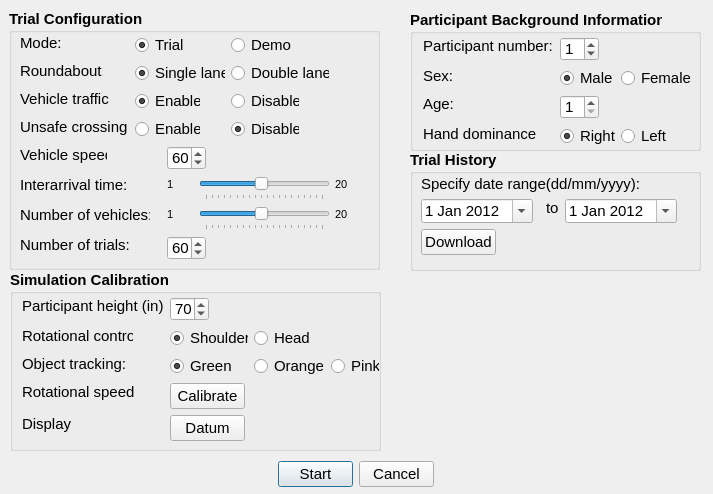
Old version of the form demographics.ui in the repository rkovessy/VeWalker.
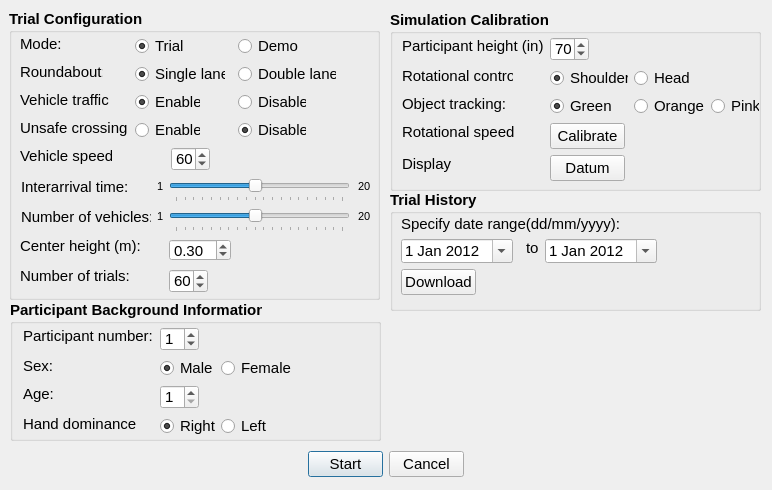
New version of the form.

Commit message: Can now set height of center median from demographics menu.

Diff of the .ui file:
```diff
--- a/demographics.ui
+++ b/demographics.ui
@@ -9,8 +9,8 @@
    <rect>
     <x>0</x>
     <y>0</y>
-    <width>713</width>
-    <height>494</height>
+    <width>772</width>
+    <height>490</height>
    </rect>
   </property>
   <property name="windowTitle">
@@ -22,7 +22,7 @@
      <x>9</x>
      <y>9</y>
      <width>371</width>
-     <height>261</height>
+     <height>291</height>
     </rect>
    </property>
    <property name="font">
@@ -38,8 +38,8 @@
    <widget class="QRadioButton" name="trafficdisable">
     <property name="geometry">
      <rect>
-      <x>222</x>
-      <y>81</y>
+      <x>229</x>
+      <y>82</y>
       <width>68</width>
       <height>22</height>
      </rect>
@@ -62,7 +62,7 @@
     <property name="geometry">
      <rect>
       <x>126</x>
-      <y>81</y>
+      <y>82</y>
       <width>65</width>
       <height>22</height>
      </rect>
@@ -91,7 +91,7 @@
     <property name="geometry">
      <rect>
       <x>11</x>
-      <y>53</y>
+      <y>54</y>
       <width>83</width>
       <height>18</height>
      </rect>
@@ -111,7 +111,7 @@
     <property name="geometry">
      <rect>
       <x>11</x>
-      <y>25</y>
+      <y>26</y>
       <width>41</width>
       <height>18</height>
      </rect>
@@ -131,7 +131,7 @@
     <property name="geometry">
      <rect>
       <x>126</x>
-      <y>25</y>
+      <y>26</y>
       <width>48</width>
       <height>22</height>
      </rect>
@@ -159,8 +159,8 @@
    <widget class="QRadioButton" name="demo">
     <property name="geometry">
      <rect>
-      <x>222</x>
-      <y>25</y>
+      <x>229</x>
+      <y>26</y>
       <width>62</width>
       <height>22</height>
      </rect>
@@ -186,7 +186,7 @@
     <property name="geometry">
      <rect>
       <x>126</x>
-      <y>53</y>
+      <y>54</y>
       <width>90</width>
       <height>22</height>
      </rect>
@@ -214,8 +214,8 @@
    <widget class="QRadioButton" name="doublelane">
     <property name="geometry">
      <rect>
-      <x>222</x>
-      <y>53</y>
+      <x>229</x>
+      <y>54</y>
       <width>98</width>
       <height>22</height>
      </rect>
@@ -238,7 +238,7 @@
     <property name="geometry">
      <rect>
       <x>11</x>
-      <y>81</y>
+      <y>82</y>
       <width>90</width>
       <height>18</height>
      </rect>
@@ -258,7 +258,7 @@
     <property name="geometry">
      <rect>
       <x>11</x>
-      <y>227</y>
+      <y>258</y>
       <width>109</width>
       <height>18</height>
      </rect>
@@ -277,8 +277,8 @@
    <widget class="QSpinBox" name="trialquantity">
     <property name="geometry">
      <rect>
-      <x>158</x>
-      <y>227</y>
+      <x>160</x>
+      <y>260</y>
       <width>39</width>
       <height>24</height>
      </rect>
@@ -299,9 +299,9 @@
     </property>
     <property name="geometry">
      <rect>
-      <x>190</x>
-      <y>167</y>
-      <width>131</width>
+      <x>160</x>
+      <y>169</y>
+      <width>181</width>
       <height>24</height>
      </rect>
     </property>
@@ -330,9 +330,9 @@
    <widget class="QSlider" name="vehiclequantityslider">
     <property name="geometry">
      <rect>
-      <x>190</x>
-      <y>197</y>
-      <width>131</width>
+      <x>160</x>
+      <y>199</y>
+      <width>181</width>
       <height>24</height>
      </rect>
     </property>
@@ -361,8 +361,8 @@
    <widget class="QLabel" name="vehiclequantitylabel">
     <property name="geometry">
      <rect>
-      <x>11</x>
-      <y>197</y>
+      <x>12</x>
+      <y>199</y>
       <width>130</width>
       <height>18</height>
      </rect>
@@ -384,8 +384,8 @@
     </property>
     <property name="geometry">
      <rect>
-      <x>11</x>
-      <y>167</y>
+      <x>12</x>
+      <y>169</y>
       <width>108</width>
       <height>18</height>
      </rect>
@@ -410,8 +410,8 @@
    <widget class="QRadioButton" name="unsafedisable">
     <property name="geometry">
      <rect>
-      <x>222</x>
-      <y>109</y>
+      <x>229</x>
+      <y>110</y>
       <width>68</width>
       <height>22</height>
      </rect>
@@ -437,7 +437,7 @@
     <property name="geometry">
      <rect>
       <x>126</x>
-      <y>109</y>
+      <y>110</y>
       <width>65</width>
       <height>22</height>
      </rect>
@@ -466,7 +466,7 @@
     <property name="geometry">
      <rect>
       <x>11</x>
-      <y>109</y>
+      <y>110</y>
       <width>108</width>
       <height>18</height>
      </rect>
@@ -488,8 +488,8 @@
    <widget class="QLabel" name="minlabel1">
     <property name="geometry">
      <rect>
-      <x>158</x>
-      <y>167</y>
+      <x>148</x>
+      <y>169</y>
       <width>16</width>
       <height>16</height>
      </rect>
@@ -508,8 +508,8 @@
    <widget class="QLabel" name="minlabel2">
     <property name="geometry">
      <rect>
-      <x>158</x>
-      <y>197</y>
+      <x>148</x>
+      <y>199</y>
       <width>16</width>
       <height>16</height>
      </rect>
@@ -528,28 +528,8 @@
    <widget class="QLabel" name="maxlabel1">
     <property name="geometry">
      <rect>
-      <x>326</x>
-      <y>167</y>
-      <width>16</width>
-      <height>16</height>
-     </rect>
-    </property>
-    <property name="font">
-     <font>
-      <pointsize>8</pointsize>
-      <weight>50</weight>
-      <bold>false</bold>
-     </font>
-    </property>
-    <property name="text">
-     <string>20</string>
-    </property>
-   </widget>
-   <widget class="QLabel" name="maxlabel2">
-    <property name="geometry">
-     <rect>
-      <x>326</x>
-      <y>197</y>
+      <x>349</x>
+      <y>169</y>
       <width>16</width>
       <height>16</height>
      </rect>
@@ -569,8 +549,8 @@
     <property name="geometry">
      <rect>
       <x>11</x>
-      <y>137</y>
-      <width>87</width>
+      <y>138</y>
+      <width>92</width>
       <height>18</height>
      </rect>
     </property>
@@ -591,8 +571,8 @@
    <widget class="QSpinBox" name="trafficSpeed">
     <property name="geometry">
      <rect>
-      <x>158</x>
-      <y>137</y>
+      <x>162</x>
+      <y>138</y>
       <width>39</width>
       <height>24</height>
      </rect>
@@ -613,12 +593,78 @@
      <number>60</number>
     </property>
    </widget>
+   <widget class="QLabel" name="medianHeightLabel">
+    <property name="geometry">
+     <rect>
+      <x>11</x>
+      <y>228</y>
+      <width>151</width>
+      <height>18</height>
+     </rect>
+    </property>
+    <property name="font">
+     <font>
+      <pointsize>11</pointsize>
+      <weight>50</weight>
+      <bold>false</bold>
+     </font>
+    </property>
+    <property name="text">
+     <string>Center height (m):</string>
+    </property>
+   </widget>
+   <widget class="QDoubleSpinBox" name="medianHeight">
+    <property name="geometry">
+     <rect>
+      <x>160</x>
+      <y>230</y>
+      <width>62</width>
+      <height>22</height>
+     </rect>
+    </property>
+    <property name="font">
+     <font>
+      <pointsize>11</pointsize>
+      <weight>50</weight>
+      <bold>false</bold>
+     </font>
+    </property>
+    <property name="maximum">
+     <double>10.000000000000000</double>
+    </property>
+    <property name="singleStep">
+     <double>0.100000000000000</double>
+    </property>
+    <property name="value">
+     <double>0.300000000000000</double>
+    </property>
+   </widget>
+   <widget class="QLabel" name="maxlabel2">
+    <property name="geometry">
+     <rect>
+      <x>349</x>
+      <y>199</y>
+      <width>16</width>
+      <height>16</height>
+     </rect>
+    </property>
+    <property name="font">
+     <font>
+      <pointsize>8</pointsize>
+      <weight>50</weight>
+      <bold>false</bold>
+     </font>
+    </property>
+    <property name="text">
+     <string>20</string>
+    </property>
+   </widget>
   </widget>
   <widget class="QGroupBox" name="groupBox_2">
    <property name="geometry">
     <rect>
-     <x>10</x>
-     <y>270</y>
+     <x>390</x>
+     <y>10</y>
      <width>371</width>
      <height>181</height>
     </rect>
@@ -987,9 +1033,9 @@
   <widget class="QGroupBox" name="groupBox_3">
    <property name="geometry">
     <rect>
-     <x>410</x>
-     <y>10</y>
-     <width>291</width>
+     <x>10</x>
+     <y>300</y>
+     <width>371</width>
      <height>141</height>
     </rect>
    </property>
@@ -1235,9 +1281,9 @@
   <widget class="QGroupBox" name="groupBox_4">
    <property name="geometry">
     <rect>
-     <x>410</x>
-     <y>150</y>
-     <width>291</width>
+     <x>390</x>
+     <y>190</y>
+     <width>371</width>
      <height>121</height>
     </rect>
    </property>
@@ -1376,8 +1422,8 @@
   <widget class="QPushButton" name="quit">
    <property name="geometry">
     <rect>
-     <x>278</x>
-     <y>461</y>
+     <x>308</x>
+     <y>451</y>
      <width>75</width>
      <height>26</height>
     </rect>
@@ -1409,8 +1455,8 @@
   <widget class="QPushButton" name="cancel">
    <property name="geometry">
     <rect>
-     <x>359</x>
-     <y>461</y>
+     <x>389</x>
+     <y>451</y>
      <width>75</width>
      <height>26</height>
     </rect>
```
The commit also changes 21 other files.
